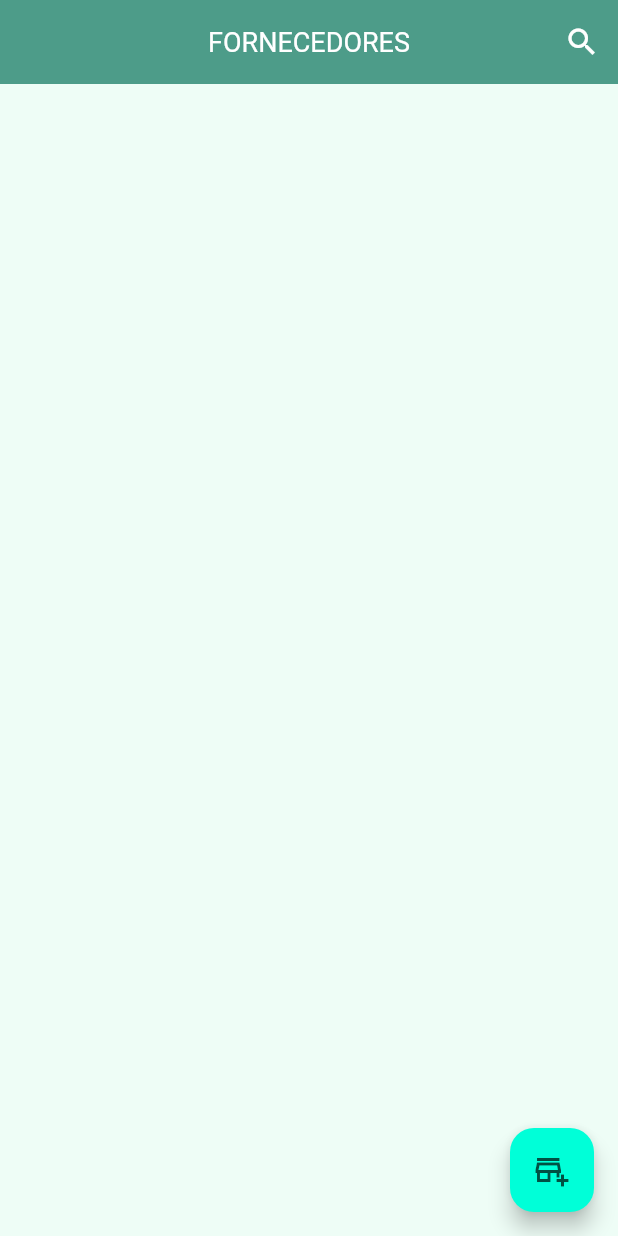
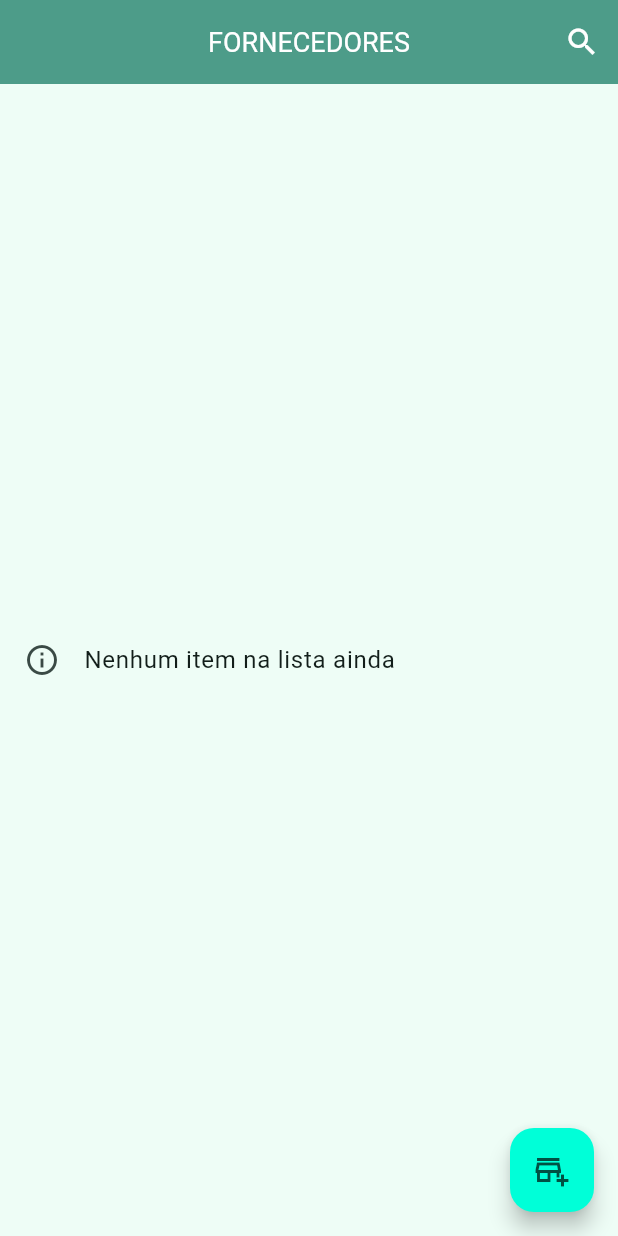
Before and after one commit to RaayaneCustodio/gestao_estoque, a Flutter app: the SuppliersScreen screen opened by its route, on a phone screen of 412 x 824 dp. Run offline on Flutter 3.47's test engine with Material 3 defaults, Android fonts, the phone set to English and light mode, and no system bars; our stand-ins replace go_router.

Commit message:
Update suppliers_screen.dart

```diff
--- a/lib/views/suppliers_screen.dart
+++ b/lib/views/suppliers_screen.dart
@@ -138,7 +138,14 @@ class _SuppliersScreenState extends State<SuppliersScreen> {
 
     return Scaffold(
       appBar: appBarDinamica(),
-      body: ListView.separated(
+      body: filteredList.isEmpty
+          ? const Center(
+              child: ListTile(
+                leading: Icon(Icons.info_outline),
+                title: Text('Nenhum item na lista ainda'),
+              ),
+            )
+          : ListView.separated(
               itemBuilder: (BuildContext context, int id) {
                 return Card(
                   elevation: 4,
@@ -150,7 +157,10 @@ class _SuppliersScreenState extends State<SuppliersScreen> {
                   child: ListTile(
                     title: Text(
                       filteredList[id].nome,
-                style: TextStyle(fontSize: 17, fontWeight: FontWeight.w500),
+                      style: TextStyle(
+                        fontSize: 17,
+                        fontWeight: FontWeight.w500,
+                      ),
                       maxLines: 1,
                       overflow: TextOverflow.ellipsis,
                     ),
@@ -189,8 +199,8 @@ class _SuppliersScreenState extends State<SuppliersScreen> {
                         ? CircleAvatar(child: Icon(Icons.check))
                         : SizedBox(child: Icon(Icons.people), width: 10),
                     selected: selected.contains(filteredList[id]),
-              selectedTileColor:
-                  Colors.blueGrey[50], //mudar para cor verde do código do figma
+                    selectedTileColor: Colors
+                        .blueGrey[50], //mudar para cor verde do código do figma
                     onLongPress: () {
                       setState(() {
                         (selected.contains(filteredList[id]))
```
Lines whose indentation alone changed are shown as unchanged.
